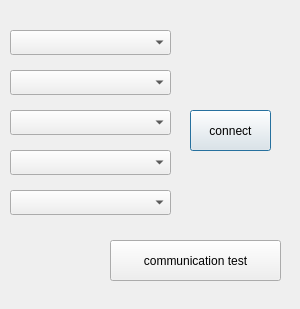
Above: screens/comm_setting.ui from fikriaziz77/GUIObjectYOLOv8 before the change. Below: the same form after it.
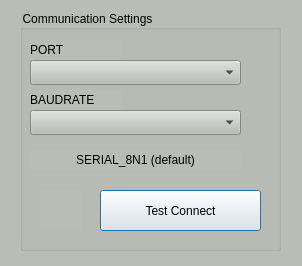
That is the form after the change.

```diff
--- a/screens/comm_setting.ui
+++ b/screens/comm_setting.ui
@@ -6,45 +6,53 @@
    <rect>
     <x>0</x>
     <y>0</y>
-    <width>300</width>
-    <height>309</height>
+    <width>302</width>
+    <height>266</height>
    </rect>
   </property>
   <property name="windowTitle">
    <string>Communication Settings</string>
   </property>
-  <widget class="QPushButton" name="comm_open">
-   <property name="geometry">
-    <rect>
-     <x>190</x>
-     <y>110</y>
-     <width>81</width>
-     <height>41</height>
-    </rect>
-   </property>
-   <property name="text">
-    <string>connect</string>
-   </property>
-  </widget>
-  <widget class="QPushButton" name="comm_test">
+  <property name="autoFillBackground">
+   <bool>false</bool>
+  </property>
+  <property name="styleSheet">
+   <string notr="true">background-color: rgb(186, 189, 182);</string>
+  </property>
+  <widget class="QGroupBox" name="groupBox">
    <property name="geometry">
     <rect>
-     <x>110</x>
-     <y>240</y>
-     <width>171</width>
-     <height>41</height>
+     <x>20</x>
+     <y>10</y>
+     <width>261</width>
+     <height>241</height>
     </rect>
    </property>
-   <property name="text">
-    <string>communication test</string>
+   <property name="styleSheet">
+    <string notr="true">font: 14pt &quot;Manjari&quot;;</string>
    </property>
-  </widget>
-  <widget class="QComboBox" name="comm_portlist">
+   <property name="title">
+    <string>Communication Settings</string>
+   </property>
+   <widget class="QLabel" name="label">
    <property name="geometry">
     <rect>
      <x>10</x>
      <y>30</y>
-     <width>161</width>
+      <width>91</width>
+      <height>20</height>
+     </rect>
+    </property>
+    <property name="text">
+     <string>PORT</string>
+    </property>
+   </widget>
+   <widget class="QComboBox" name="comm_portlist">
+    <property name="geometry">
+     <rect>
+      <x>10</x>
+      <y>50</y>
+      <width>211</width>
      <height>25</height>
     </rect>
    </property>
@@ -53,53 +61,55 @@
    <property name="geometry">
     <rect>
      <x>10</x>
-     <y>70</y>
-     <width>161</width>
+      <y>100</y>
+      <width>211</width>
      <height>25</height>
     </rect>
    </property>
   </widget>
-  <widget class="QComboBox" name="comm_bytesz">
+   <widget class="QLabel" name="label_2">
    <property name="geometry">
     <rect>
      <x>10</x>
-     <y>110</y>
-     <width>161</width>
-     <height>25</height>
-    </rect>
-   </property>
-  </widget>
-  <widget class="QComboBox" name="comm_parity">
-   <property name="geometry">
-    <rect>
-     <x>10</x>
-     <y>150</y>
-     <width>161</width>
-     <height>25</height>
-    </rect>
-   </property>
-  </widget>
-  <widget class="QComboBox" name="comm_stopbits">
+      <y>80</y>
+      <width>91</width>
+      <height>20</height>
+     </rect>
+    </property>
+    <property name="text">
+     <string>BAUDRATE</string>
+    </property>
+   </widget>
+   <widget class="QLabel" name="label_4">
    <property name="geometry">
     <rect>
      <x>10</x>
-     <y>190</y>
-     <width>161</width>
-     <height>25</height>
-    </rect>
-   </property>
+      <y>140</y>
+      <width>211</width>
+      <height>20</height>
+     </rect>
+    </property>
+    <property name="styleSheet">
+     <string notr="true">font: italic 14pt &quot;Manjari&quot;;</string>
+    </property>
+    <property name="text">
+     <string>SERIAL_8N1 (default)</string>
+    </property>
+    <property name="alignment">
+     <set>Qt::AlignCenter</set>
+    </property>
   </widget>
   <widget class="QLabel" name="comm_status">
    <property name="geometry">
     <rect>
-     <x>30</x>
-     <y>240</y>
+      <x>20</x>
+      <y>180</y>
      <width>41</width>
      <height>41</height>
     </rect>
    </property>
    <property name="autoFillBackground">
-    <bool>true</bool>
+     <bool>false</bool>
    </property>
    <property name="text">
     <string/>
@@ -107,6 +117,23 @@
    <property name="scaledContents">
     <bool>true</bool>
    </property>
+   </widget>
+   <widget class="QPushButton" name="comm_test">
+    <property name="geometry">
+     <rect>
+      <x>80</x>
+      <y>180</y>
+      <width>161</width>
+      <height>41</height>
+     </rect>
+    </property>
+    <property name="styleSheet">
+     <string notr="true">background-color: rgb(238, 238, 236);</string>
+    </property>
+    <property name="text">
+     <string>Test Connect</string>
+    </property>
+   </widget>
   </widget>
  </widget>
  <resources/>
```
Lines whose indentation alone changed are shown as unchanged.
